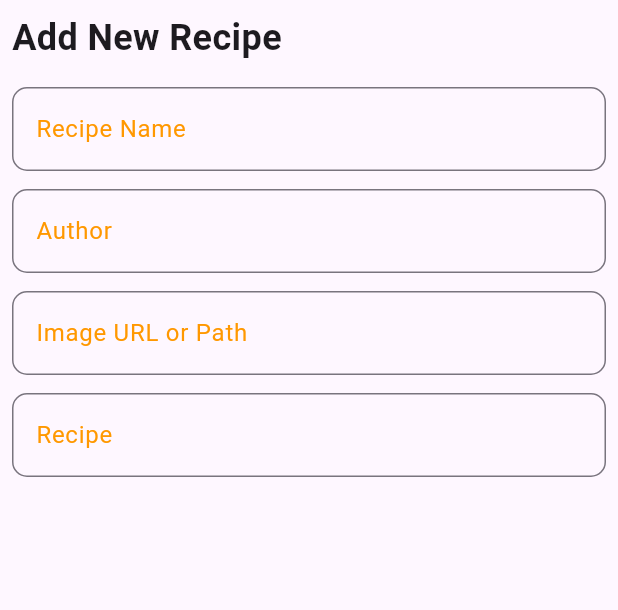
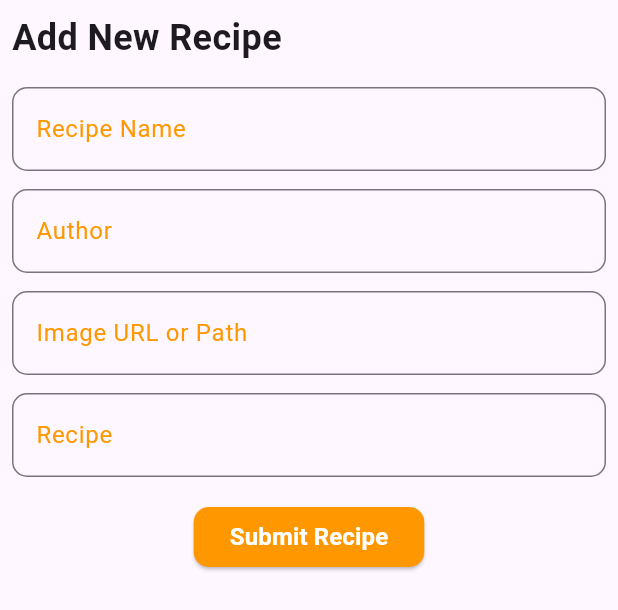
Before and after one commit to elpavh/Recetario-App, a Flutter app: the RecipeForm widget shown alone on an empty page, opened directly, on a phone screen of 412 x 824 dp. Shown: the top 610 px of the screen. Run offline on Flutter 3.47's test engine with Material 3 defaults, Android fonts, the phone set to English and light mode, and no system bars; our stand-ins replace cached_network_image; network calls fail; Roboto replaces fonts that are missing (Quicksan).

Commit message:
Se agrego el boton submit recipe al widget RecipeForm centrado y con las validaciones para que no se introduzca null

```diff
--- a/lib/main.dart
+++ b/lib/main.dart
@@ -28,7 +28,7 @@ class RecipeBook extends StatelessWidget {
       length: 1,
       child: Scaffold(
         appBar: AppBar(
-          backgroundColor: Colors.red,
+          backgroundColor: Colors.orangeAccent,
           title: Text(
             'Recipe Book',
             style: TextStyle(color:
--- a/lib/screens/home_screen.dart
+++ b/lib/screens/home_screen.dart
@@ -128,6 +128,31 @@ class RecipeForm extends StatelessWidget {
               SizedBox(height: 12),
               _buildTextField(controller:_recipeController,label: 'Recipe',isRequired: true,),
               SizedBox(height: 16),
+              Center(
+                child: ElevatedButton(
+                  onPressed: () {
+                    if (_formKey.currentState != null &&
+                        _formKey.currentState!.validate()) {
+                      // Aquí puedes manejar el envío del formulario
+                      Navigator.pop(context);
+                    }
+                  },
+                  style: ElevatedButton.styleFrom(
+                    backgroundColor: Colors.orange,
+                    shape: RoundedRectangleBorder(
+                      borderRadius: BorderRadius.circular(10),
+                    ),
+                  ),
+                  child: Text(
+                    'Submit Recipe',
+                    style: TextStyle(
+                      color: Colors.white,
+                      fontSize: 16,
+                      fontWeight: FontWeight.bold,
+                    ),
+                  ),
+                ),
+              ),
             ],
           ),
         ),
@@ -135,26 +160,28 @@ class RecipeForm extends StatelessWidget {
     );
   }
 
-  // Widget _buildTextField(){  // ejemplo de un TextField con validacion
-  //   return TextFormField(
-  //     decoration: InputDecoration(
-  //       labelText: 'Recipe Name',
-  //       border: OutlineInputBorder(),
-  //     ),
-  //     validator: (value){
-  //       if(value == null || value.isEmpty){
-  //         return 'Please enter some text';
-  //       }
-  //       return null;
-  //     },
-  //   );
-  // }
+// Ejemplo de Elevated Button centrado
+              // Center(
+              //   child: ElevatedButton(
+              //     style: ElevatedButton.styleFrom(
+              //       backgroundColor: Colors.orange,
+              //     ),
+              //     onPressed: () {
+              //       if (_formKey.currentState!.validate()) {
+              //         // Aquí puedes manejar el envío del formulario
+              //         Navigator.pop(context); // Cierra el modal
+              //       }
+              //     },
+              //     child: Text('Submit', style: TextStyle(color: Colors.white)),
+              //   ),
+              // )
 
-  // TextField del curso
+
 Widget _buildTextField({
   required String label,
   required TextEditingController controller,
   bool isRequired = false, // 🔥 bandera para marcar si es obligatorio
+  int maxLines = 1,
 }) {
   return TextFormField(
     controller: controller,
@@ -179,6 +206,7 @@ Widget _buildTextField({
         borderRadius: BorderRadius.circular(10),
       ),
     ),
+    maxLines: maxLines,
   );
 }
 
```
